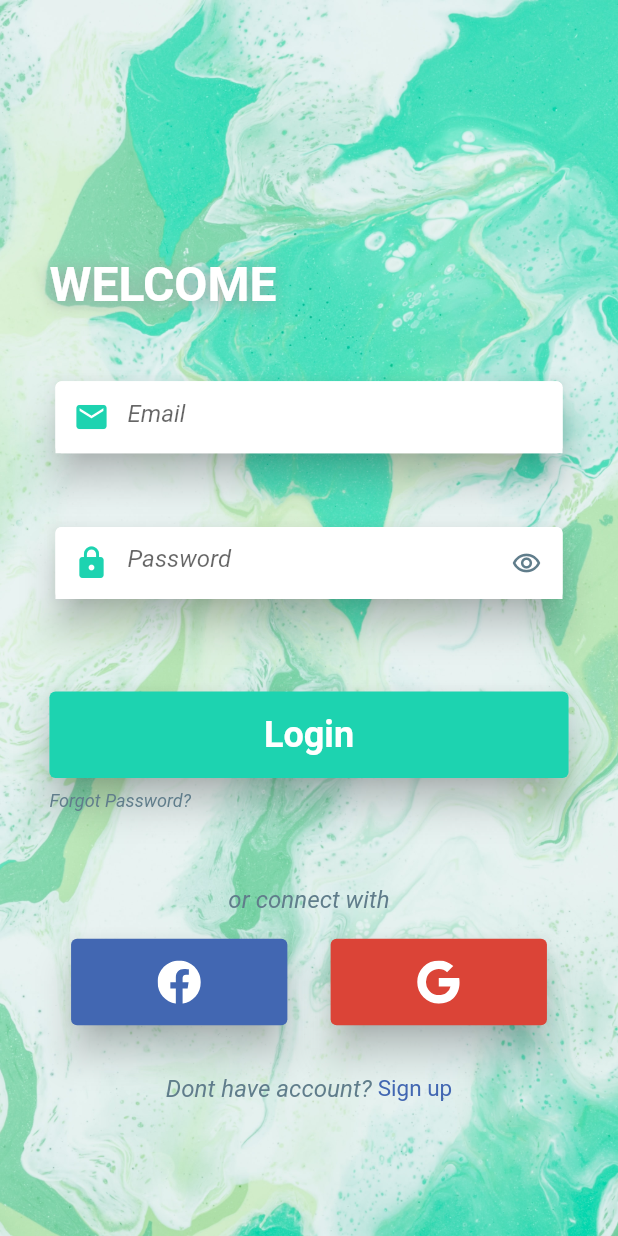
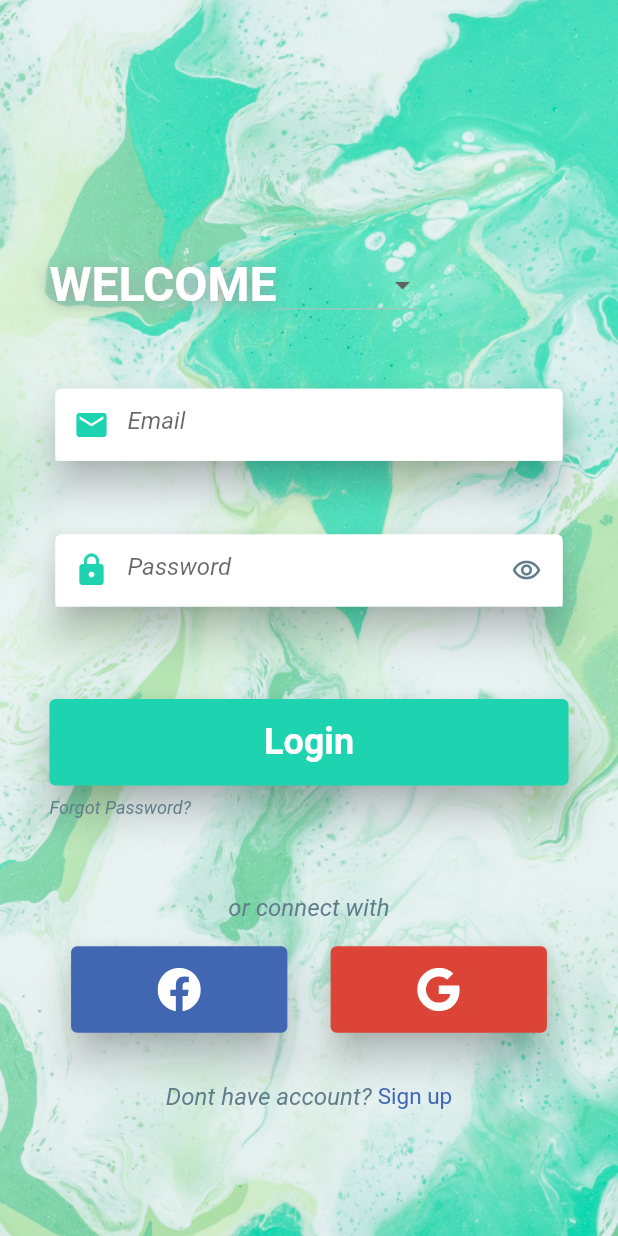
Before and after one commit to kutsaltekbas/flutter-MVVM-demos, a Flutter app: the screen it shows after launch, on a phone screen of 412 x 824 dp. Run offline on Flutter 3.47's test engine with Material 2 defaults, Android fonts, the phone set to English and light mode, and no system bars; our stand-ins replace dio, easy_localization, firebase_core, flutter_mobx, icons_plus, mobx and 2 more; missing offline and left inert: dart:ffi; accounts and stored records are empty; generated files the repository leaves out were written again.

Commit message:
dropdown added

```diff
--- a/lib/view/authenticate/login/view/login_view.dart
+++ b/lib/view/authenticate/login/view/login_view.dart
@@ -37,7 +37,12 @@ class LoginView extends StatelessWidget {
                   SizedBox(
                     height: context.height * 0.1,
                   ),
-                  welcomeText(),
+                  Row(
+                    children: [
+                      welcomeText(),
+                      dropdown(viewmodel)
+                    ],
+                  ),
                   SizedBox(height: context.height * 0.05),
                   emailTextField(viewmodel, context),
                   SizedBox(height: context.height * 0.05),
@@ -60,6 +65,14 @@ class LoginView extends StatelessWidget {
       },
     );
   }
+
+  DropdownButton<Object?> dropdown(LoginViewModel viewModel) =>
+  DropdownButton<String>(
+    items: viewModel.loginDropdownItems.map<DropdownMenuItem<String>>((String value){
+      return DropdownMenuItem<String>(value: value,child: Text(value.toString()));
+    }).toList(), onChanged:((value) {
+
+    } ));
 
   Row signUp(BuildContext context) => Row(
         mainAxisAlignment: MainAxisAlignment.center,
--- a/lib/view/authenticate/login/viewModel/login_view_model.dart
+++ b/lib/view/authenticate/login/viewModel/login_view_model.dart
@@ -57,6 +57,9 @@ abstract class _LoginViewModelBase with Store, BaseViewModel {
     isLoading = !isLoading;
   }
 
+  @observable
+  List<String> loginDropdownItems = ["türkiyelice", "english"];
+
 //   @action
 //   Future<void> signIn(String email,String password) async {
 //     changeIsLoading();
```
Also changed, not shown: lib/view/authenticate/login/viewModel/login_view_model.g.dart.
